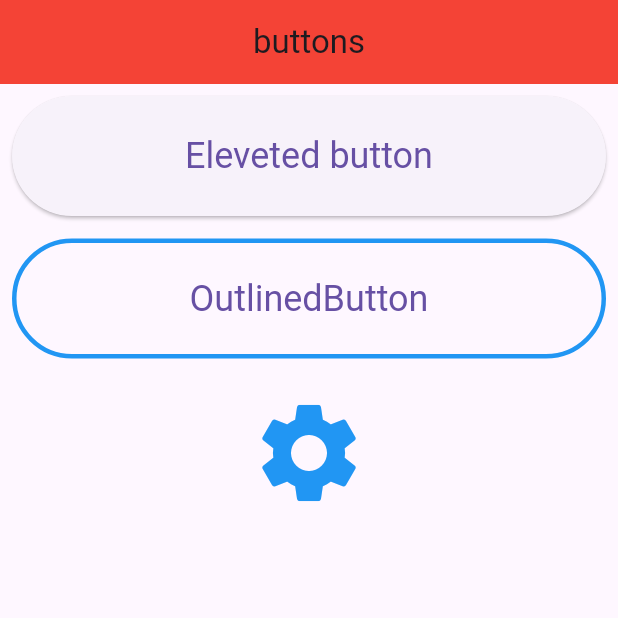
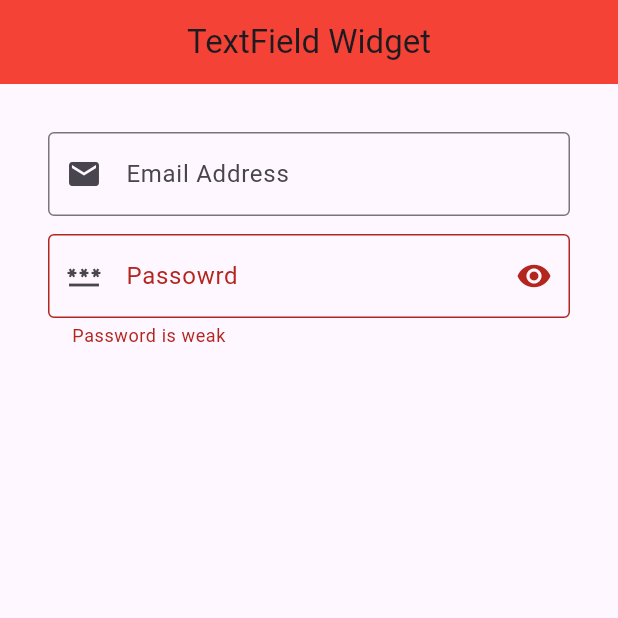
Before and after one commit to cygon23/flutter_play_ground, a Flutter app: the screen it shows after launch, on a phone screen of 412 x 824 dp, the top half of it. Run offline on Flutter 3.47's test engine with Material 3 defaults, Android fonts, the light colour scheme and no system bars.

Commit message:
dynamic textfield

```diff
--- a/lib/main.dart
+++ b/lib/main.dart
@@ -1,5 +1,6 @@
 import 'package:flutter/material.dart';
-import 'package:flutter_play_ground/screen/buttonwidget.dart';
+// import 'package:flutter_play_ground/screen/buttonwidget.dart';
+import 'package:flutter_play_ground/screen/textfiled.dart';
 // import 'package:flutter_play_ground/screen/imagewidget.dart';
 // import 'package:flutter_play_ground/screen/containerwidget.dart';
 // import 'package:flutter_play_ground/screen/column.dart';
@@ -30,7 +31,8 @@ class MyApp extends StatelessWidget {
       // home: Rowcolumn(),
       // home: Listviewidget(),
       // home: Imagewidget(),
-      home: Buttonwidget(),
+      // home: Buttonwidget(),
+      home: Textfiled(),
     );
   }
 }
--- /dev/null
+++ b/lib/screen/textfiled.dart
@@ -0,0 +1,96 @@
+import 'package:flutter/material.dart';
+
+class Textfiled extends StatefulWidget {
+  const Textfiled({super.key});
+
+  @override
+  State<Textfiled> createState() => _TextfiledState();
+}
+
+class _TextfiledState extends State<Textfiled> {
+  //creating controller
+  final TextEditingController controller = TextEditingController();
+  String password = '';
+  var obscure = false;
+
+  @override
+  void initState() {
+    super.initState();
+    controller.addListener(() {
+      setState(() {});
+    });
+  }
+
+  @override
+  Widget build(BuildContext context) {
+    return Scaffold(
+      appBar: AppBar(
+        title: Text("TextField Widget"),
+        backgroundColor: Colors.red,
+        centerTitle: true,
+      ),
+      body: ListView(
+        padding: EdgeInsets.all(32),
+        children: [
+          TextField(
+            //it provide next functinality on keyboard
+            textInputAction: TextInputAction.go,
+            controller: controller,
+            decoration: InputDecoration(
+              border: OutlineInputBorder(),
+              labelText: "Email Address",
+              hintText: "example@gmail.com",
+              prefixIcon: Icon(Icons.email),
+              suffixIcon:
+                  controller.text.isEmpty
+                      ? Container(width: 0)
+                      : IconButton(
+                        onPressed: () {
+                          controller.clear();
+                        },
+                        icon: Icon(Icons.clear),
+                      ),
+            ),
+          ),
+
+          SizedBox(height: 12),
+
+          TextField(
+            //it provide next functinality on keyboard
+            textInputAction: TextInputAction.go,
+            onChanged: (value) {
+              setState(() {
+                password = value;
+              });
+              print(password);
+            },
+            //invisibility of the text
+            obscureText: obscure,
+            // controller: controller,
+            decoration: InputDecoration(
+              border: OutlineInputBorder(),
+              labelText: "Passowrd",
+              errorText: "Password is weak",
+              prefixIcon: Icon(Icons.password),
+              suffixIcon: IconButton(
+                onPressed: () {
+                  setState(() {
+                    obscure = !obscure;
+                  });
+                },
+                icon:
+                    obscure
+                        ? Icon(Icons.visibility_off)
+                        : Icon(Icons.visibility),
+              ),
+            ),
+          ),
+
+          SizedBox(height: 12),
+
+          Text(password),
+        ],
+      ),
+    );
+  }
+}
```
